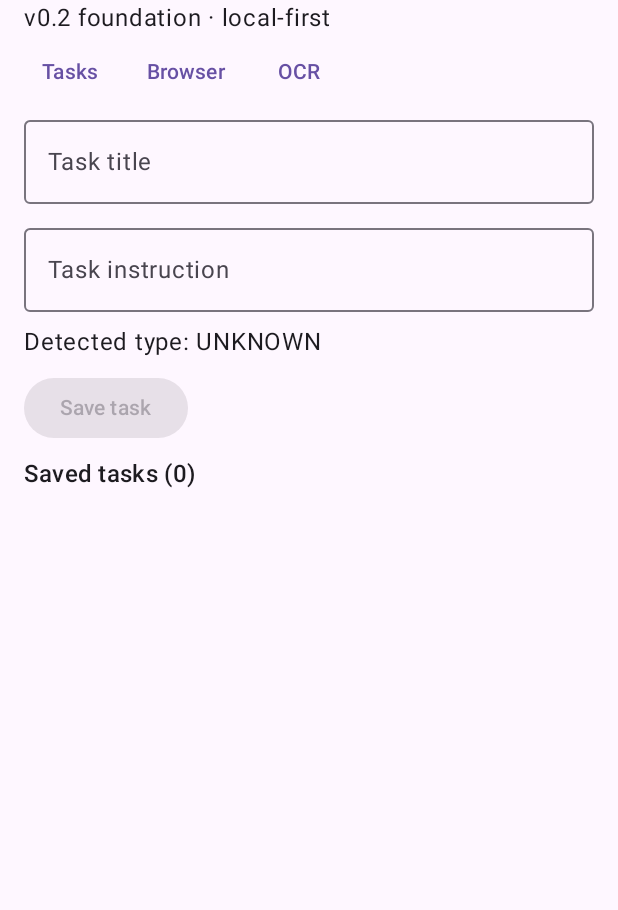
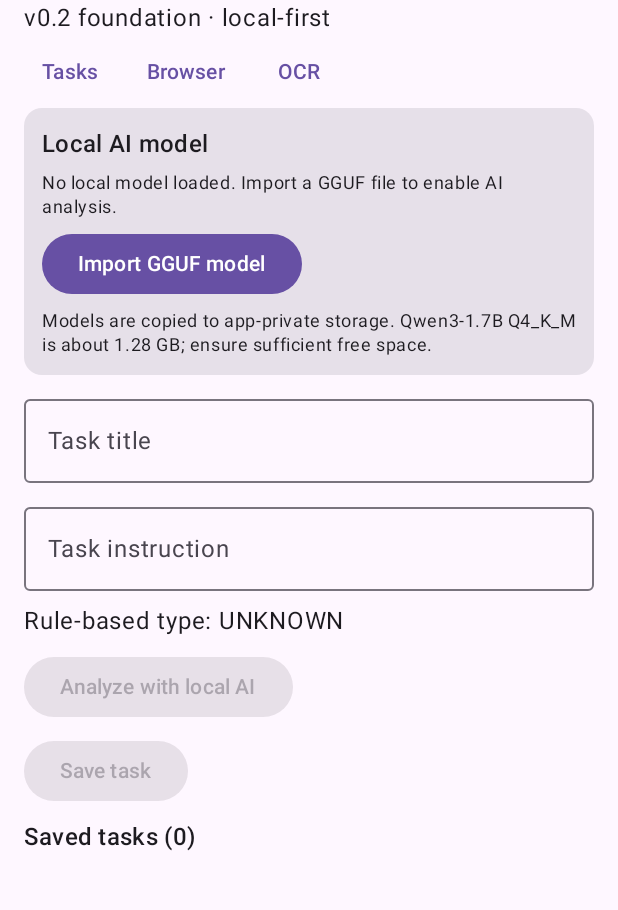
Before and after one commit to kenznguyen/SEO-Task-AI, an Android app built with Jetpack Compose: the screen it shows after launch (MainActivity), on a phone screen of 412 x 824 dp, the part 78-988 px from its top. Run offline under Robolectric (Android 15) with nearby library versions, the phone set to English and light mode, and no system bars; our stand-ins replace Room's generated code; pictures from the network do not load.

Commit message:
feat: integrate GGUF import and local AI into Tasks UI

```diff
--- a/app/src/main/java/com/kenznguyen/seotaskai/MainActivity.kt
+++ b/app/src/main/java/com/kenznguyen/seotaskai/MainActivity.kt
@@ -1,6 +1,7 @@
 package com.kenznguyen.seotaskai
 
 import android.webkit.WebView
+import android.provider.OpenableColumns
 import androidx.activity.ComponentActivity
 import androidx.activity.compose.rememberLauncherForActivityResult
 import androidx.activity.compose.setContent
@@ -22,6 +23,7 @@ import androidx.compose.material3.Surface
 import androidx.compose.material3.Text
 import androidx.compose.material3.TextButton
 import androidx.compose.runtime.Composable
+import androidx.compose.runtime.DisposableEffect
 import androidx.compose.runtime.collectAsState
 import androidx.compose.runtime.getValue
 import androidx.compose.runtime.mutableStateOf
@@ -32,6 +34,9 @@ import androidx.compose.ui.Modifier
 import androidx.compose.ui.platform.LocalContext
 import androidx.compose.ui.unit.dp
 import androidx.compose.ui.viewinterop.AndroidView
+import com.kenznguyen.seotaskai.ai.GgufModelManager
+import com.kenznguyen.seotaskai.ai.LocalTaskAnalyzer
+import com.kenznguyen.seotaskai.ai.LlamaCppEngine
 import com.kenznguyen.seotaskai.browser.BrowserController
 import com.kenznguyen.seotaskai.data.database.TaskDatabase
 import com.kenznguyen.seotaskai.data.database.TaskEntity
@@ -75,13 +80,59 @@ private fun MainScreen(repository: TaskRepository) {
 
 @Composable
 private fun TaskScreen(repository: TaskRepository) {
+    val context = LocalContext.current
     val tasks by repository.observeTasks().collectAsState(initial = emptyList())
     val scope = rememberCoroutineScope()
+    val modelManager = remember { GgufModelManager(context.contentResolver, java.io.File(context.filesDir, "models")) }
+    var engine by remember { mutableStateOf<LlamaCppEngine?>(null) }
+    var modelStatus by remember { mutableStateOf("No local model loaded. Import a GGUF file to enable AI analysis.") }
+    var busy by remember { mutableStateOf(false) }
     var title by remember { mutableStateOf("") }
     var instruction by remember { mutableStateOf("") }
+    var aiType by remember { mutableStateOf<String?>(null) }
+    var aiSource by remember { mutableStateOf<String?>(null) }
+    var aiWarning by remember { mutableStateOf<String?>(null) }
     val plan = remember(instruction) { TaskAnalyzer().analyze(instruction) }
 
+    DisposableEffect(engine) {
+        onDispose { engine?.close() }
+    }
+    val modelPicker = rememberLauncherForActivityResult(ActivityResultContracts.OpenDocument()) { uri ->
+        if (uri != null) scope.launch {
+            busy = true
+            modelStatus = "Importing model into private app storage…"
+            try {
+                val displayName = context.contentResolver.query(uri, arrayOf(OpenableColumns.DISPLAY_NAME), null, null, null)
+                    ?.use { cursor -> if (cursor.moveToFirst()) cursor.getString(0) else null }
+                    ?: uri.lastPathSegment?.substringAfterLast(':')
+                    ?: "imported-model.gguf"
+                val imported = modelManager.import(uri, displayName)
+                engine?.close()
+                val loaded = LlamaCppEngine(imported.file)
+                modelStatus = "Imported ${imported.file.name} (${imported.sizeBytes / 1_000_000} MB). Loading model…"
+                loaded.load()
+                engine = loaded
+                modelStatus = "Model ready: ${imported.file.name} · SHA-256 ${imported.sha256.take(12)}…"
+                aiType = null
+            } catch (error: Exception) {
+                modelStatus = "Model import/load failed: ${error.message ?: "unknown error"}. Rule-based fallback remains available."
+            } finally {
+                busy = false
+            }
+        }
+    }
+
     Column(verticalArrangement = Arrangement.spacedBy(8.dp), modifier = Modifier.fillMaxSize()) {
+        Card(modifier = Modifier.fillMaxWidth()) {
+            Column(modifier = Modifier.padding(12.dp), verticalArrangement = Arrangement.spacedBy(6.dp)) {
+                Text("Local AI model", style = MaterialTheme.typography.titleMedium)
+                Text(modelStatus, style = MaterialTheme.typography.bodySmall)
+                Button(onClick = { modelPicker.launch(arrayOf("application/octet-stream", "*/*")) }, enabled = !busy) {
+                    Text(if (busy) "Please wait…" else "Import GGUF model")
+                }
+                Text("Models are copied to app-private storage. Qwen3-1.7B Q4_K_M is about 1.28 GB; ensure sufficient free space.", style = MaterialTheme.typography.bodySmall)
+            }
+        }
         OutlinedTextField(
             value = title, onValueChange = { title = it }, label = { Text("Task title") },
             modifier = Modifier.fillMaxWidth(), singleLine = true
@@ -90,7 +141,9 @@ private fun TaskScreen(repository: TaskRepository) {
             value = instruction, onValueChange = { instruction = it },
             label = { Text("Task instruction") }, modifier = Modifier.fillMaxWidth()
         )
-        Text("Detected type: ${plan.type}")
+        Text("Rule-based type: ${plan.type}")
+        aiType?.let { Text("AI type: $it · $aiSource") }
+        aiWarning?.let { Text(it, color = MaterialTheme.colorScheme.error) }
         if (plan.steps.isNotEmpty()) {
             Text("Suggested workflow")
             plan.steps.forEach { Text("• $it", style = MaterialTheme.typography.bodySmall) }
@@ -100,12 +153,29 @@ private fun TaskScreen(repository: TaskRepository) {
             }
         }
         Button(
-            enabled = title.isNotBlank() && instruction.isNotBlank(),
+            enabled = instruction.isNotBlank() && engine?.isReady == true && !busy,
             onClick = {
                 scope.launch {
-                    repository.addTask(title.trim(), instruction.trim(), plan.type.name)
+                    busy = true
+                    val result = LocalTaskAnalyzer(engine!!).analyze(instruction)
+                    aiType = result.type.name
+                    aiSource = result.source.name
+                    aiWarning = result.warning
+                    busy = false
+                }
+            }
+        ) { Text(if (busy) "Analyzing…" else "Analyze with local AI") }
+        Button(
+            enabled = title.isNotBlank() && instruction.isNotBlank() && !busy,
+            onClick = {
+                scope.launch {
+                    val detectedType = aiType ?: plan.type.name
+                    repository.addTask(title.trim(), instruction.trim(), detectedType)
                     title = ""
                     instruction = ""
+                    aiType = null
+                    aiSource = null
+                    aiWarning = null
                 }
             }
         ) { Text("Save task") }
@@ -121,7 +191,6 @@ private fun TaskScreen(repository: TaskRepository) {
         }
     }
 }
-
 @Composable
 private fun TaskRow(task: TaskEntity, onComplete: () -> Unit, onDelete: () -> Unit) {
     Card(modifier = Modifier.fillMaxWidth()) {
```
